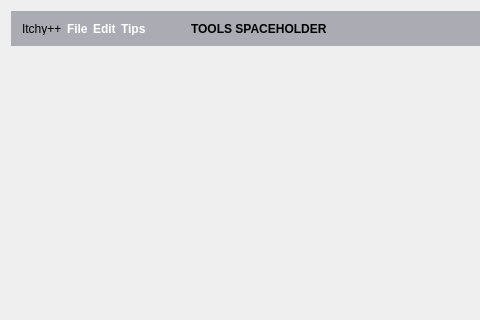
Above: itchy.ui from ItchyPlusPlus/ItchyPlusPlus before the change; both pictures show x 0 to 480 and y 0 to 320 of the 1103 by 747 pixel window. Below: the same form after it.
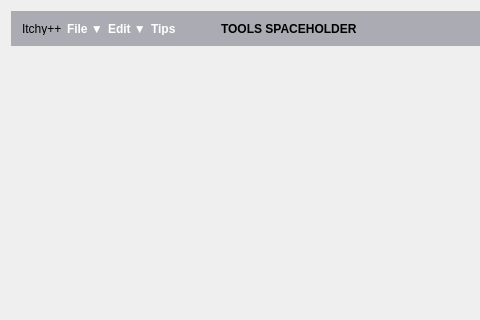
That is the form after the change.

Commit message: added down arrow on menus

The edit to the form file:
```diff
--- a/itchy.ui
+++ b/itchy.ui
@@ -115,7 +115,7 @@
 font: 75 9pt &quot;Sans Serif&quot;;</string>
              </property>
              <property name="text">
-              <string>&lt;html&gt;&lt;head/&gt;&lt;body&gt;&lt;p&gt;&lt;span style=&quot; font-weight:600;&quot;&gt;File&lt;/span&gt;&lt;/p&gt;&lt;/body&gt;&lt;/html&gt;</string>
+              <string>&lt;html&gt;&lt;head/&gt;&lt;body&gt;&lt;p&gt;&lt;span style=&quot; font-weight:600;&quot;&gt;File &amp;#x25BC;&lt;/span&gt;&lt;/p&gt;&lt;/body&gt;&lt;/html&gt;</string>
              </property>
             </widget>
            </item>
@@ -131,7 +131,7 @@
               <string notr="true">color: white;</string>
              </property>
              <property name="text">
-              <string>&lt;html&gt;&lt;head/&gt;&lt;body&gt;&lt;p&gt;&lt;span style=&quot; font-weight:600;&quot;&gt;Edit&lt;/span&gt;&lt;/p&gt;&lt;/body&gt;&lt;/html&gt;</string>
+              <string>&lt;html&gt;&lt;head/&gt;&lt;body&gt;&lt;p&gt;&lt;span style=&quot; font-weight:600;&quot;&gt;Edit &amp;#x25BC;&lt;/span&gt;&lt;/p&gt;&lt;/body&gt;&lt;/html&gt;</string>
              </property>
             </widget>
            </item>
```
